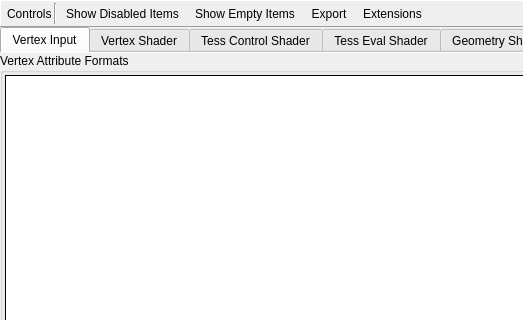
The window that qrenderdoc/Windows/PipelineState/GLPipelineStateViewer.ui (baldurk/renderdoc) describes before a commit, drawn with Qt 5; both pictures show x 0 to 523 and y 0 to 320 of the 883 by 660 pixel window.
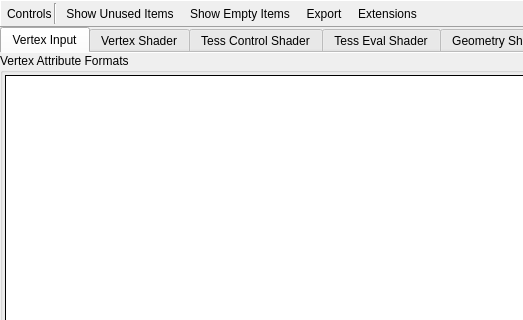
The same window after the commit. Icons and pictures are not drawn. Custom widgets are drawn as their Qt base class.

Commit message:
Rename 'show disabled' button to 'show unused' as it is clearer
* Bindings that are unused aren't disabled - they may in fact be explicitly
  enabled - but they are unused by the pipeline which is why they're hidden.

```diff
--- a/qrenderdoc/Windows/PipelineState/GLPipelineStateViewer.ui
+++ b/qrenderdoc/Windows/PipelineState/GLPipelineStateViewer.ui
@@ -73,7 +73,7 @@
          <string>Show Disabled Items</string>
         </property>
         <property name="text">
-         <string>Show Disabled Items</string>
+         <string>Show Unused Items</string>
         </property>
         <property name="icon">
          <iconset resource="../../Resources/resources.qrc">
```
Left out of the diff: 6 changed lines with no effect on the pictures. The commit also changes 16 other files.
